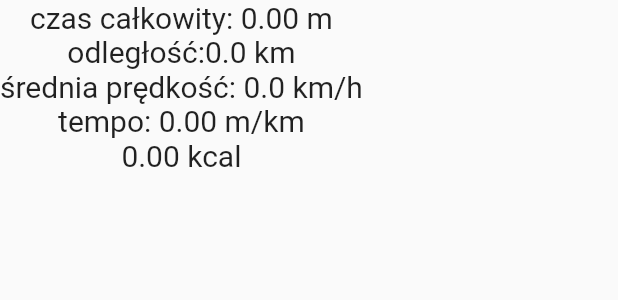
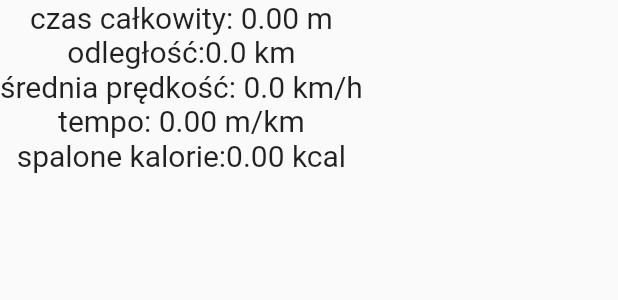
Before and after one commit to piotrnarecki/run4fun, a Flutter app: the TrainingSummary widget shown alone on an empty page, opened directly with empty values, on a phone screen of 412 x 824 dp. Shown: the top 300 px of the screen. Run offline on Flutter 3.47's test engine with Material 2 defaults, Android fonts, the phone set to English and light mode, and no system bars; our stand-ins replace cloud_firestore, firebase_auth, firebase_core, geolocator, google_fonts, shared_preferences; accounts and stored records are empty.

Commit message:
dziala obliczanie kalorii, wersja do mergowania

```diff
--- a/lib/training_summary.dart
+++ b/lib/training_summary.dart
@@ -58,7 +58,6 @@ class TrainingSummary extends StatelessWidget {
         Text(getNicePaceDisplay(avgPace), style: TextStyle(fontSize: 20)),
         Text(getNiceCaloriesDisplay(kilocalories),
             style: TextStyle(fontSize: 20)),
-
       ],
     );
   }
@@ -81,7 +80,6 @@ class TrainingSummary extends StatelessWidget {
 
     return "średnia prędkość: " + avgSpeed.toStringAsFixed(1) + " km/h";
 
-    // return "średnia prędkość: " + 69.toString() + " km/h";
   }
 
   String getNicePaceDisplay(double avgPace) {
@@ -91,20 +89,7 @@ class TrainingSummary extends StatelessWidget {
   }
 
   String getNiceCaloriesDisplay(double kilocalories) {
-    // getSharedPreferences();
-    // // spalone kilokalorie
-    // // Kcal ~= METS * bodyMassKg * timePerformingHours
-    //
-    // if (weight != null && totalDistance > 0.0) {
-    //   var mets = 6.0; // dla biegania
-    //   double kilocalories = mets * weight * (totalTime / 3600);
-    //
-    //   return kilocalories.toStringAsFixed(2) + " kcal";
-    // } else {
-    //   return "0.0 kcal";
-    // }
-
-    return kilocalories.toStringAsFixed(2) + " kcal";
+    return "spalone kalorie:" + kilocalories.toStringAsFixed(2) + " kcal";
 
     // return "kcal";
   }
```
Also changed, not shown: lib/training_route.dart (+14 -14 lines).
